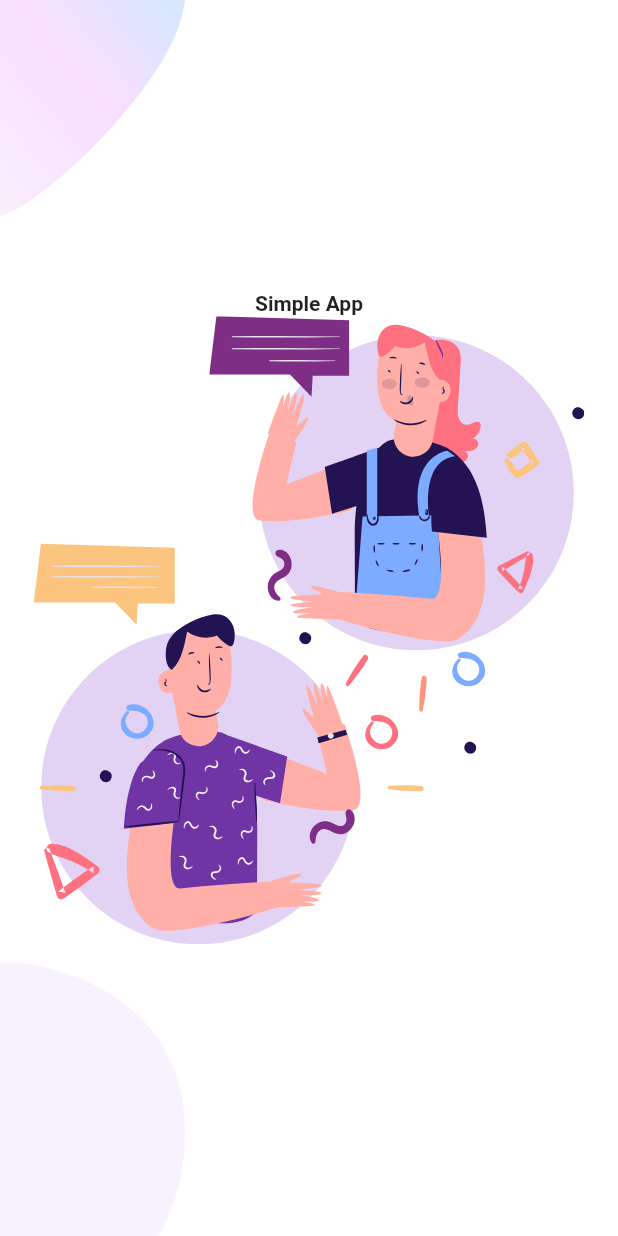
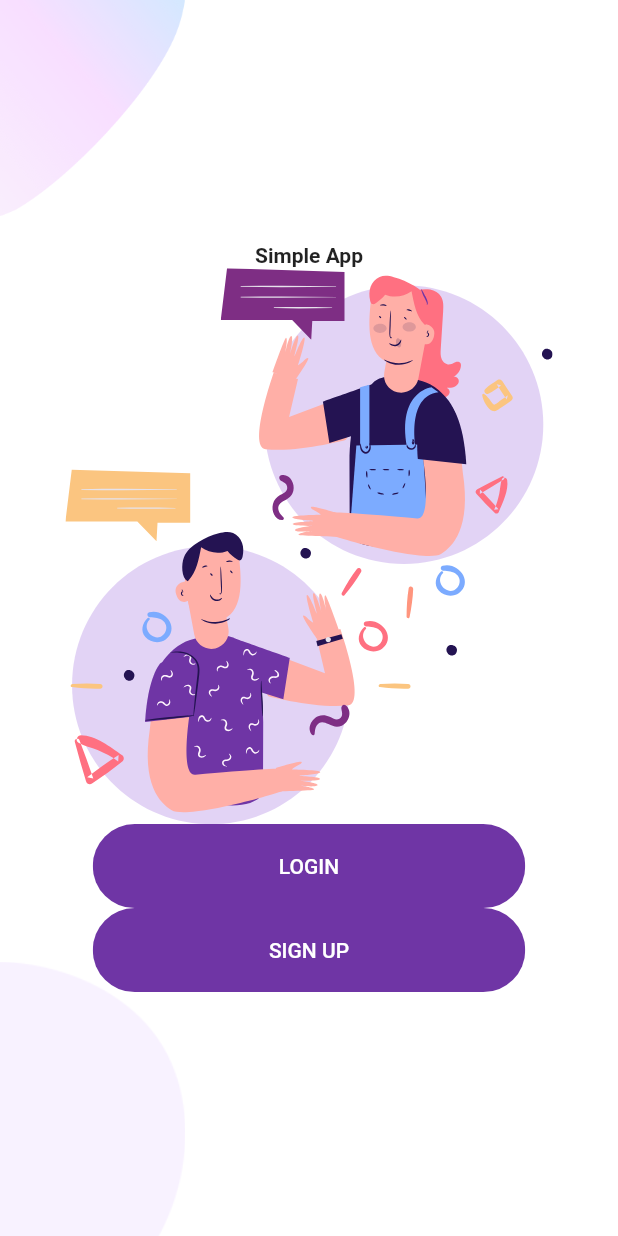
Before and after one commit to arunsingh28/Flutter-simple-app, a Flutter app: the screen it shows after launch, on a phone screen of 412 x 824 dp. Run offline on Flutter 3.47's test engine with Material 2 defaults, Android fonts, the phone set to English and light mode, and no system bars; our stand-ins replace flutter_svg.

Commit message:
CREATE: rounded_component

```diff
--- a/lib/components/body.dart
+++ b/lib/components/body.dart
@@ -1,6 +1,6 @@
 import 'package:auth_ui/components/background.dart';
+import 'package:auth_ui/components/rounded_btn.dart';
 import 'package:flutter/material.dart';
-// ignore: import_of_legacy_library_into_null_safe
 import 'package:flutter_svg/svg.dart';
 
 class Body extends StatelessWidget {
@@ -8,12 +8,24 @@ class Body extends StatelessWidget {
 
   @override
   Widget build(BuildContext context) {
+    Size size = MediaQuery.of(context).size;
     return Background(
       child: Column(
         mainAxisAlignment: MainAxisAlignment.center,
         children: [
           Text("Simple App", style: TextStyle(fontWeight: FontWeight.bold)),
-          SvgPicture.asset("assets/icons/chat.svg")
+          SvgPicture.asset(
+            "assets/icons/chat.svg",
+            height: size.height * .45,
+          ),
+          RoundedButton(
+            title: "LOGIN",
+            press: () {},
+          ),
+          RoundedButton(
+            title: "SIGN UP",
+            press: () {},
+          ),
         ],
       ),
     );
--- /dev/null
+++ b/lib/components/rounded_btn.dart
@@ -0,0 +1,30 @@
+import 'package:auth_ui/constant.dart';
+import 'package:flutter/material.dart';
+
+class RoundedButton extends StatelessWidget {
+  final String title;
+  final Function press;
+  final Color color, textColor;
+  const RoundedButton(
+      {Key key, this.title, this.press, this.color, this.textColor})
+      : super(key: key);
+
+  @override
+  Widget build(BuildContext context) {
+    Size size = MediaQuery.of(context).size;
+    return Container(
+      width: size.width * .7,
+      child: ClipRRect(
+        borderRadius: BorderRadius.circular(29),
+        child: FlatButton(
+            padding: EdgeInsets.symmetric(vertical: 20, horizontal: 40),
+            color: PrimaryColor,
+            onPressed: press,
+            child: Text(
+              title,
+              style: TextStyle(color: Colors.white),
+            )),
+      ),
+    );
+  }
+}
```
